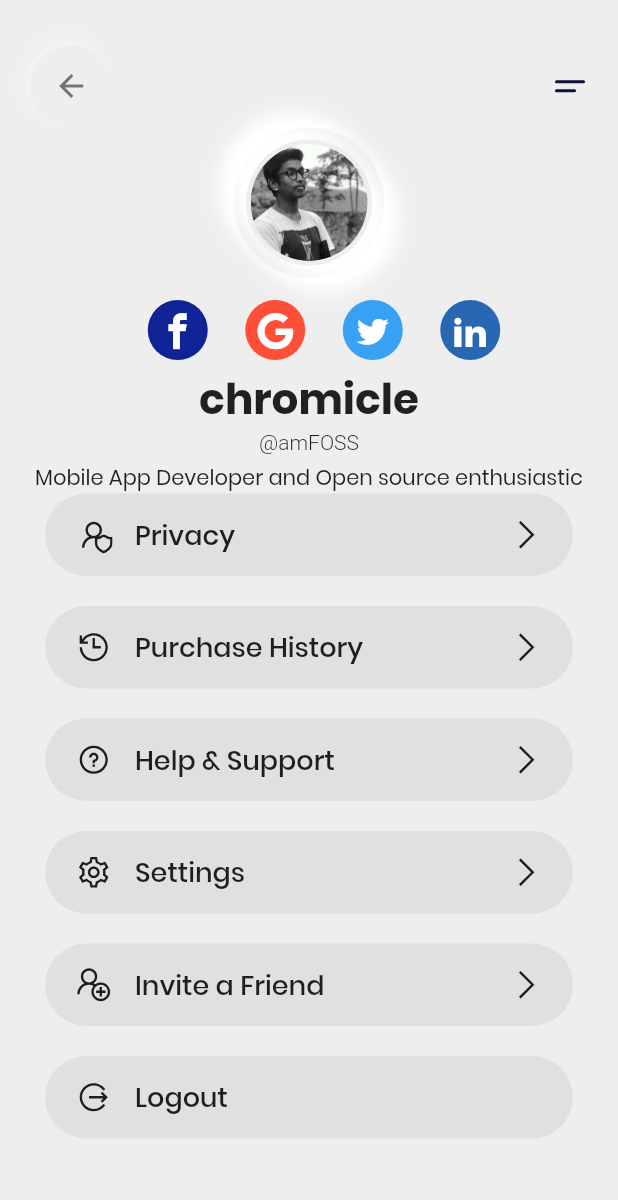
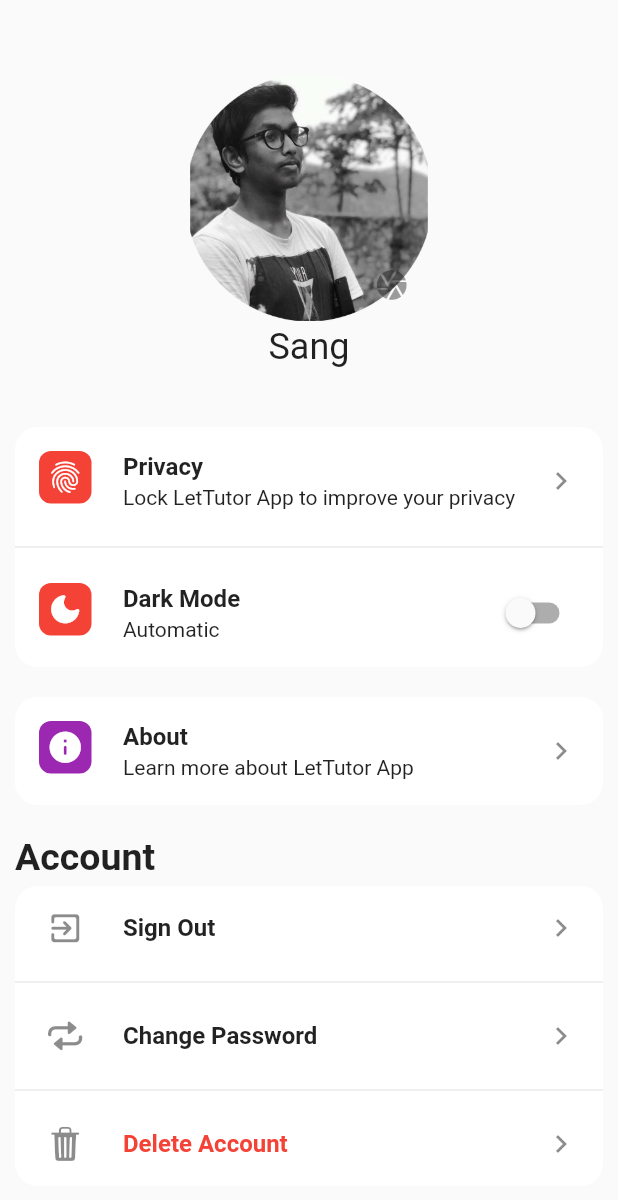
Before and after one commit to SolarTran/Mobile-Advanced-18CLC, a Flutter app: the screen it shows after launch, on a phone screen of 412 x 824 dp. Shown: the top 1200 px of the screen. Run offline on Flutter 3.47's test engine with Material 2 defaults, Android fonts, the light colour scheme and no system bars; drawn by our look-alikes of babstrap_settings_screen; our stand-ins replace flutter_svg, font_awesome_flutter, line_awesome_flutter, lottie, pin_input_text_field.

Commit message:
[UI] Account Settings

```diff
--- /dev/null
+++ b/lib/User/UserAppSettings.dart
@@ -0,0 +1,101 @@
+import 'package:flutter/material.dart';
+import 'package:babstrap_settings_screen/babstrap_settings_screen.dart';
+import 'package:flutter/cupertino.dart';
+
+class SettingsScreen extends StatefulWidget {
+  const SettingsScreen({Key? key}) : super(key: key);
+
+  @override
+  _SettingsScreenState createState() => _SettingsScreenState();
+}
+
+class _SettingsScreenState extends State<SettingsScreen> {
+  bool lockInBackground = true;
+
+  @override
+  Widget build(BuildContext context) {
+    return Scaffold(
+      body: Padding(
+        padding: const EdgeInsets.all(10),
+        child: ListView(
+          children: [
+            // user card
+            SimpleUserCard(
+              userName: "Sang",
+              userProfilePic: const AssetImage("assets/images/user.png"),
+            ),
+            SettingsGroup(
+              items: [
+
+                SettingsItem(
+                  onTap: () {},
+                  icons: Icons.fingerprint,
+                  iconStyle: IconStyle(
+                    iconsColor: Colors.white,
+                    withBackground: true,
+                    backgroundColor: Colors.red,
+                  ),
+                  title: 'Privacy',
+                  subtitle: "Lock LetTutor App to improve your privacy",
+                ),
+                SettingsItem(
+                  onTap: () {},
+                  icons: Icons.dark_mode_rounded,
+                  iconStyle: IconStyle(
+                    iconsColor: Colors.white,
+                    withBackground: true,
+                    backgroundColor: Colors.red,
+                  ),
+                  title: 'Dark Mode',
+                  subtitle: "Automatic",
+                  trailing: Switch.adaptive(
+                    value: false,
+                    onChanged: (value) {},
+                  ),
+                ),
+              ],
+            ),
+            SettingsGroup(
+              items: [
+                SettingsItem(
+                  onTap: () {},
+                  icons: Icons.info_rounded,
+                  iconStyle: IconStyle(
+                    backgroundColor: Colors.purple,
+                  ),
+                  title: 'About',
+                  subtitle: "Learn more about LetTutor App",
+                ),
+              ],
+            ),
+            // You can add a settings title
+            SettingsGroup(
+              settingsGroupTitle: "Account",
+              items: [
+                SettingsItem(
+                  onTap: () {},
+                  icons: Icons.exit_to_app_rounded,
+                  title: "Sign Out",
+                ),
+                SettingsItem(
+                  onTap: () {},
+                  icons: CupertinoIcons.repeat,
+                  title: "Change Password",
+                ),
+                SettingsItem(
+                  onTap: () {},
+                  icons: CupertinoIcons.delete_solid,
+                  title: "Delete Account",
+                  titleStyle: const TextStyle(
+                    color: Colors.red,
+                    fontWeight: FontWeight.bold,
+                  ),
+                ),
+              ],
+            ),
+          ],
+        ),
+      ),
+    );
+  }
+}
--- a/lib/main.dart
+++ b/lib/main.dart
@@ -5,6 +5,7 @@ import 'Authentication/signup.dart';
 import 'Authentication/ForgotPassword/SendMail.dart';
 import 'Authentication/ForgotPassword/ResetPassword.dart';
 import 'Authentication/ForgotPassword/OtpVerify.dart';
+import 'User/UserAppSettings.dart';
 import 'User/UserProfile.dart';
 
 void main() => runApp(MaterialApp(
@@ -13,5 +14,5 @@ void main() => runApp(MaterialApp(
     primaryColor: Colors.purple,
   ),
   title: "Login App",
-  home: const UserProfileWidget(),
+  home: const SettingsScreen(),
 ));
```
Also changed, not shown: pubspec.yaml (+1 -60 lines), pubspec.lock.
